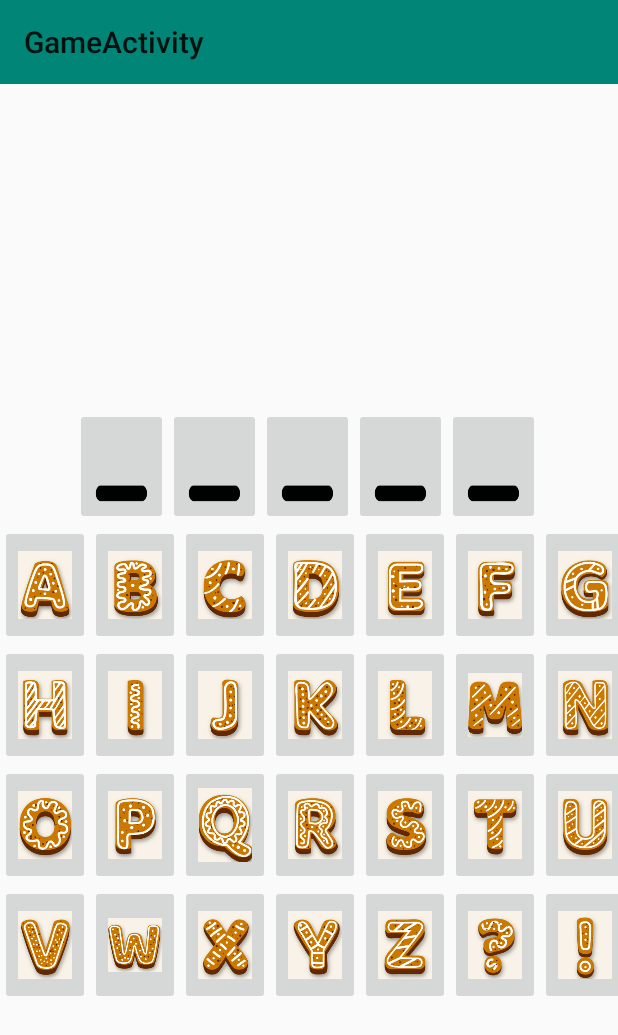
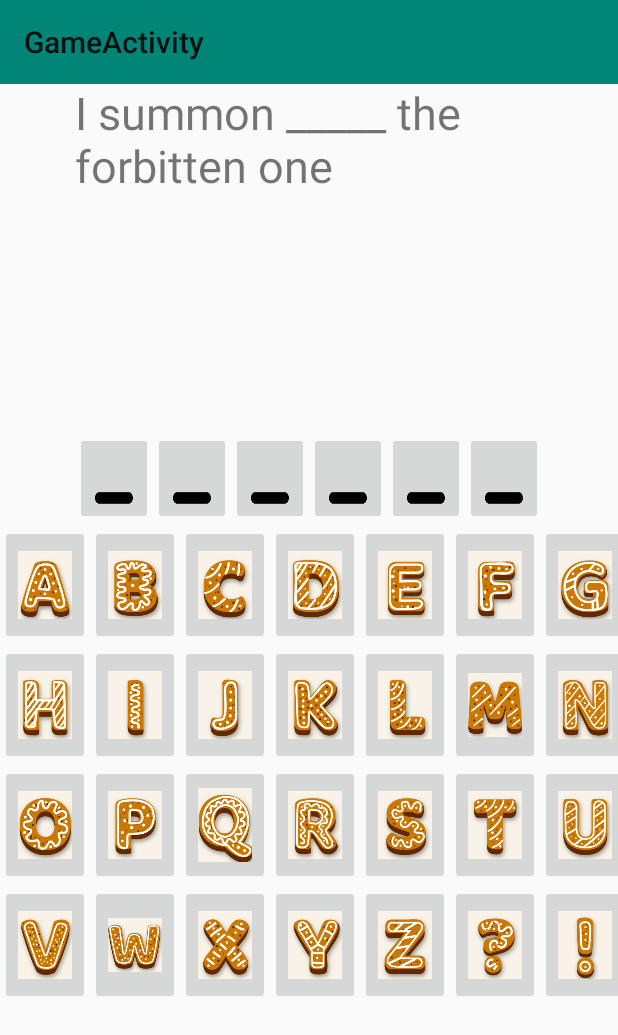
Before and after one commit to iso30/TwitterHangman, an Android app: the GameActivity screen opened directly, with no data from a screen before it, on a phone screen of 412 x 824 dp. Shown: the top 1035 px of the screen. Run offline under Robolectric (Android 15) with nearby library versions, the phone set to English and light mode, and no system bars.

Commit message:
correct slots with get tag

```diff
--- a/app/src/main/java/com/example/twitterhangman/GameActivity.java
+++ b/app/src/main/java/com/example/twitterhangman/GameActivity.java
@@ -9,6 +9,7 @@ import android.graphics.Point;
 import android.graphics.drawable.ColorDrawable;
 import android.graphics.drawable.Drawable;
 import android.os.Bundle;
+import android.os.Debug;
 import android.util.DisplayMetrics;
 import android.util.Log;
 import android.view.Display;
@@ -50,7 +51,7 @@ public class GameActivity extends AppCompatActivity {
         setAlphaArray();
 
         // TODO - hardcoded need to pass in depending on word length
-        int NUM_UNDERSCORES = 5;
+        int NUM_UNDERSCORES = 6;
         gameConstraintSet = new ConstraintSet();
         gameConstraintLayout = (ConstraintLayout) findViewById(R.id.include_activity_game);
 
@@ -69,6 +70,13 @@ public class GameActivity extends AppCompatActivity {
             setUnderscoreParams(underscoreInd,gameWindowWidth / NUM_UNDERSCORES, gameWindowWidth / (NUM_UNDERSCORES - 1));
             gameConstraintLayout.addView(aUnderscoreView[underscoreInd]);
         }
+        // TODO - hard coded temp code
+        aUnderscoreView[0].setTag("E");
+        aUnderscoreView[1].setTag("X");
+        aUnderscoreView[2].setTag("O");
+        aUnderscoreView[3].setTag("D");
+        aUnderscoreView[4].setTag("I");
+        aUnderscoreView[5].setTag("A");
 
         // Set underscore view relative layout
         gameConstraintSet.clone(gameConstraintLayout);
@@ -130,7 +138,9 @@ public class GameActivity extends AppCompatActivity {
         for (int i = Alphabet.A.ordinal(); i < Alphabet.Qu.ordinal(); ++i)
         {
             aAlphaView[i].setOnTouchListener(new MyTouchListener());
+            aAlphaView[i].setTag(Alphabet.values()[i]);
         }
+        Log.d("LOG", aAlphaView[3].getTag().toString());
     }
 
     // Drag class
@@ -173,8 +183,11 @@ public class GameActivity extends AppCompatActivity {
                 case DragEvent.ACTION_DROP:
                     // Dropped, reassign View to ViewGroup
                     View view = (View) event.getLocalState();
-                    Drawable img = ((ImageView) view).getDrawable();
-                    ((ImageView) v).setImageDrawable(img);
+                    if (v.getTag().toString().equals(view.getTag().toString()))
+                    {
+                        Drawable img = ((ImageView) view).getDrawable();
+                        ((ImageView) v).setImageDrawable(img);
+                    }
                     break;
                 case DragEvent.ACTION_DRAG_ENDED:
                     //v.setBackgroundDrawable(normalShape);
--- a/app/src/main/res/layout/content_game.xml
+++ b/app/src/main/res/layout/content_game.xml
@@ -10,11 +10,29 @@
     tools:showIn="@layout/activity_game">
 
     <androidx.constraintlayout.widget.Guideline
+        android:id="@+id/UnderScoreTopGuideLine"
+        android:layout_width="wrap_content"
+        android:layout_height="wrap_content"
+        android:orientation="horizontal"
+        app:layout_constraintGuide_begin="250dp" />
+
+    <androidx.constraintlayout.widget.Guideline
         android:id="@+id/RightGuideline"
         android:layout_width="wrap_content"
         android:layout_height="wrap_content"
         android:orientation="vertical"
         app:layout_constraintGuide_end="50dp" />
+
+    <TextView
+        android:id="@+id/textView2"
+        android:layout_width="0dp"
+        android:layout_height="0dp"
+        android:text="@string/tempPrompt"
+        android:textSize="30sp"
+        app:layout_constraintBottom_toTopOf="@id/UnderScoreTopGuideLine"
+        app:layout_constraintLeft_toRightOf="@id/LeftGuideline"
+        app:layout_constraintRight_toLeftOf="@id/RightGuideline"
+        app:layout_constraintTop_toBottomOf="@id/TopGuideline" />
 
     <androidx.constraintlayout.widget.Guideline
         android:id="@+id/TopGuideline"
@@ -22,7 +40,7 @@
         android:layout_height="wrap_content"
         android:orientation="horizontal"
         android:visibility="visible"
-        app:layout_constraintGuide_begin="@dimen/game_side_border"
+        app:layout_constraintGuide_begin="55dp"
         tools:visibility="visible" />
 
     <androidx.constraintlayout.widget.Guideline
--- a/app/src/main/res/values/strings.xml
+++ b/app/src/main/res/values/strings.xml
@@ -31,4 +31,5 @@
     <string name="image_Z">The letter Z</string>
     <string name="image_Question">The question mark</string>
     <string name="image_Exclamation">The exclamation mark</string>
+    <string name="tempPrompt">I summon _____ the forbitten one</string>
 </resources>
```
